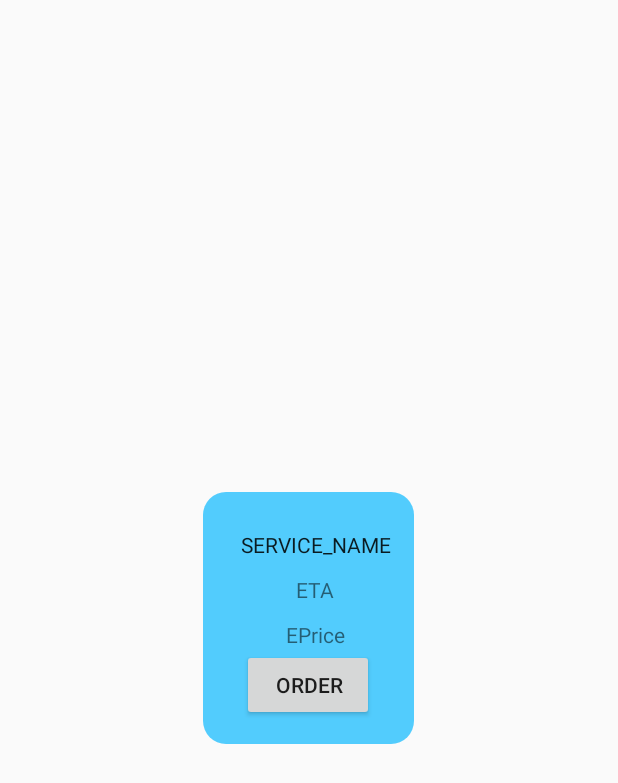
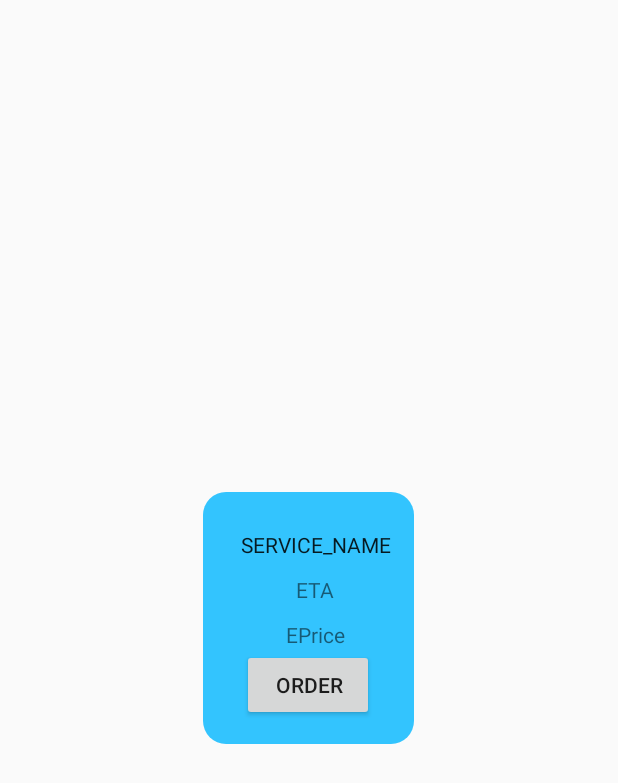
Before and after one commit to Demosthen/TA-L, an Android app: the layout service_summary.xml on its own in the app's theme, with its tools: preview values and no code run, on a phone screen of 412 x 824 dp. Shown: the top 783 px of the screen. Run offline under Robolectric (Android 15) with nearby library versions, the phone set to English and light mode, and no system bars.

Commit message:
I have to commit for some reason

```diff
--- a/app/src/main/java/com/example/tal/MapsActivity.java
+++ b/app/src/main/java/com/example/tal/MapsActivity.java
@@ -261,7 +261,7 @@ public class MapsActivity extends FragmentActivity implements OnMapReadyCallback
                     Button orderButton = (Button) findViewById(R.id.order);
                     serviceView.setText(name);
                     ETAView.setText(Integer.toString(service.time+service.walk+service.extra_time));
-                    EPriceView.setText(Double.toString(service.cost));
+                    EPriceView.setText("$"+service.cost);
                     summary.setVisibility(View.VISIBLE);
                     orderButton.setOnClickListener(new View.OnClickListener() {
                         @Override
--- a/app/src/main/res/drawable/rounded_corner.xml
+++ b/app/src/main/res/drawable/rounded_corner.xml
@@ -1,7 +1,7 @@
 <?xml version="1.0" encoding="utf-8"?>
 <shape xmlns:android="http://schemas.android.com/apk/res/android" >
 
-    <solid android:color="#AB00B7FF" />
+    <solid android:color="#CB00B7FF" />
 
     <padding
         android:left="1dp"
```
